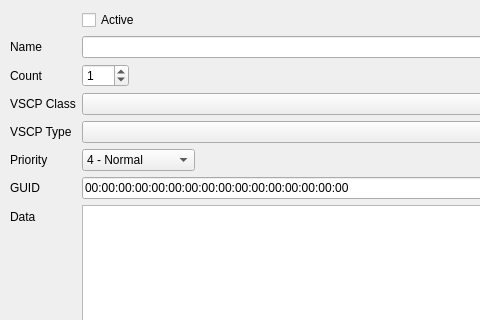
The window that src/cdlgtxedit.ui (grodansparadis/vscp-works-qt) describes before a commit, drawn with Qt 5; both pictures show x 0 to 480 and y 0 to 320 of the 676 by 470 pixel window.
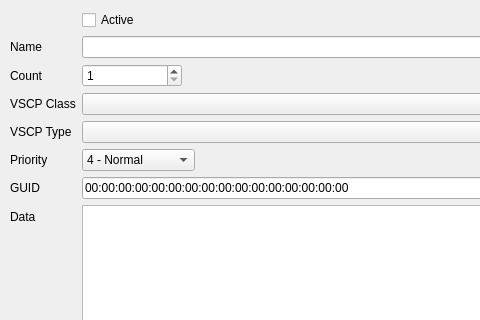
The same window after the commit. Icons and pictures are not drawn.

Patch:
```diff
--- a/src/cdlgtxedit.ui
+++ b/src/cdlgtxedit.ui
@@ -97,6 +97,12 @@
         <verstretch>0</verstretch>
        </sizepolicy>
       </property>
+      <property name="minimumSize">
+       <size>
+        <width>100</width>
+        <height>0</height>
+       </size>
+      </property>
       <property name="toolTip">
        <string>Number of this event to send when triggered</string>
       </property>
@@ -104,10 +110,13 @@
        <number>0</number>
       </property>
       <property name="minimum">
-       <double>0.000000000000000</double>
+       <double>1.000000000000000</double>
       </property>
       <property name="maximum">
-       <double>255.000000000000000</double>
+       <double>9999.000000000000000</double>
+      </property>
+      <property name="stepType">
+       <enum>QAbstractSpinBox::AdaptiveDecimalStepType</enum>
       </property>
       <property name="value">
        <double>1.000000000000000</double>
```
Left out of the diff: 6 changed lines with no effect on the pictures.
